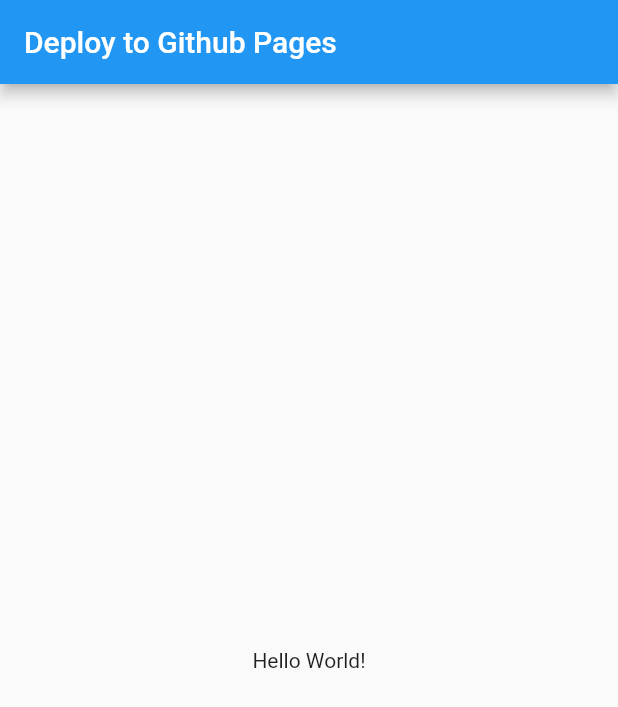
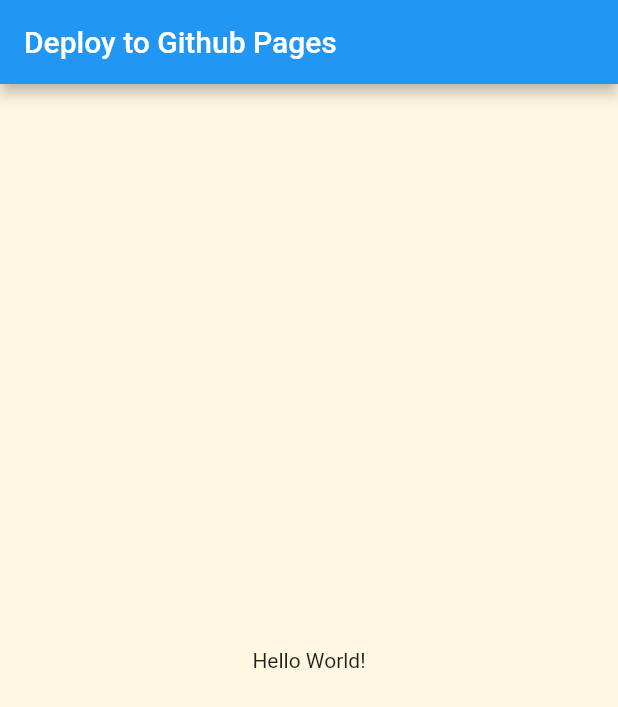
Before and after one commit to jonasreycian/auto_deploy_flutter_web_to_ghpages, a Flutter app: the screen it shows after launch, on a phone screen of 412 x 824 dp. Shown: the top 707 px of the screen. Run offline on Flutter 3.47's test engine with Material 2 defaults, Android fonts, the light colour scheme and no system bars.

Commit message:
Update file

```diff
--- a/lib/main.dart
+++ b/lib/main.dart
@@ -29,12 +29,15 @@
       appBar: AppBar(
         title: const Text('Deploy to Github Pages'),
       ),
-      body: Center(
-        child: Column(
-          mainAxisAlignment: MainAxisAlignment.center,
-          children: const <Widget>[
-            Text('Hello World!'),
-          ],
+      body: Container(
+        color: Colors.amber[50],
+        child: Center(
+          child: Column(
+            mainAxisAlignment: MainAxisAlignment.center,
+            children: const <Widget>[
+              Text('Hello World!'),
+            ],
+          ),
         ),
       ),
     );
```
